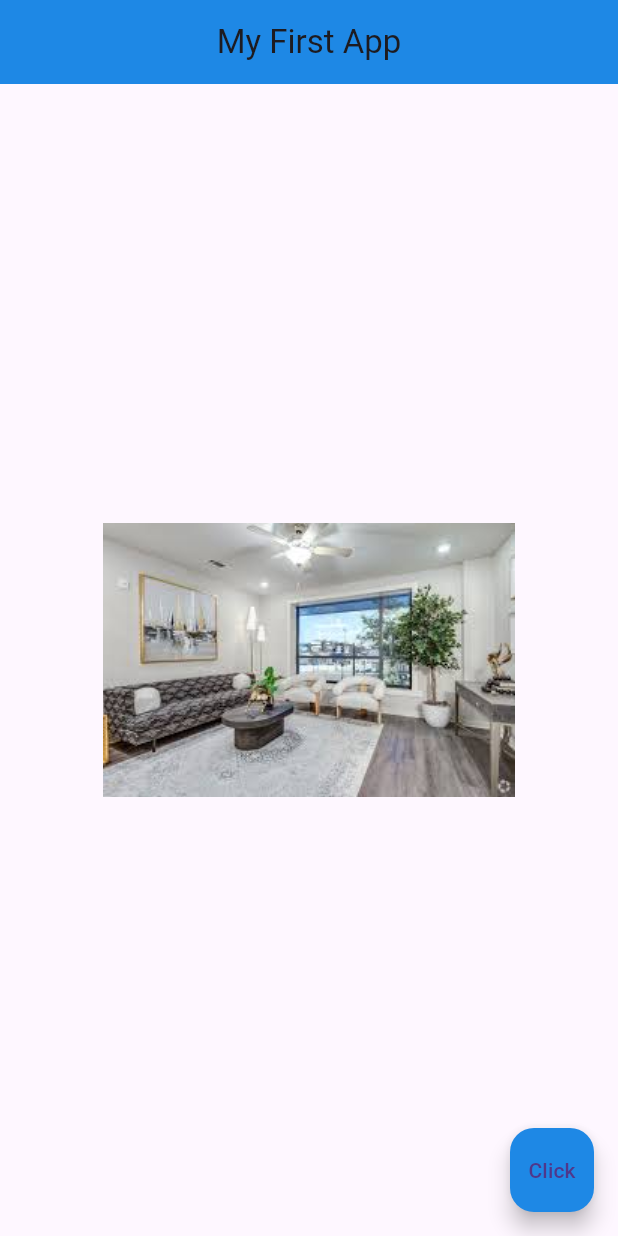
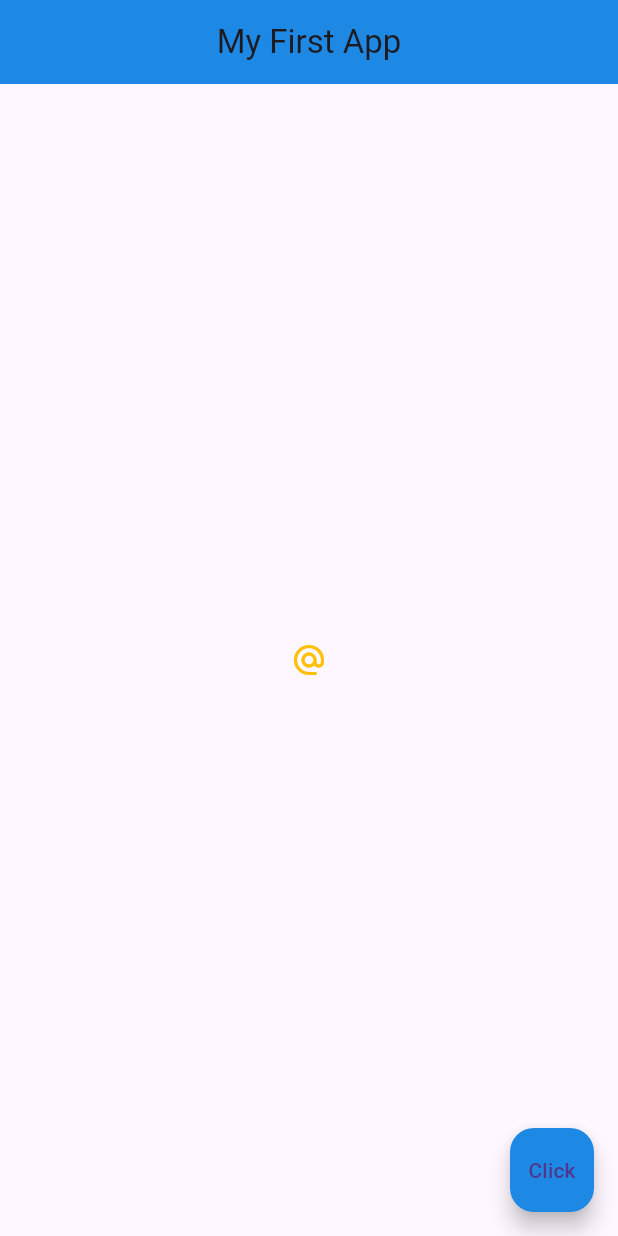
Before and after one commit to Y-elv/flutter_playground, a Flutter app: the screen it shows after launch, on a phone screen of 412 x 824 dp. Run offline on Flutter 3.47's test engine with Material 3 defaults, Android fonts, the phone set to English and light mode, and no system bars.

Commit message:
adding icons and buttons

```diff
--- a/lib/main.dart
+++ b/lib/main.dart
@@ -25,14 +25,63 @@ class Home extends StatelessWidget {
         //   ),
         //
         // ),
-        child:Image.asset('assets/test1.jpeg'
+
+
+        // child:Image.asset('assets/test1.jpeg'
             // Image.network('url'
         // Image(
           // image: NetworkImage('https://res.cloudinary.com/jerrick/image/upload/d_642250b563292b35f27461a7.png,f_jpg,fl_progressive,q_auto,w_1024/6419c87408ea69001e41be25.jpg'),
           // image: AssetImage('assets/test1.jpeg'),
 
+        // child:
+        // Icon(
+        //   Icons.airport_shuttle,
+        //   color: Colors.lightBlue,
+        //   size: 50.0,
+        //
+        // ),
+
+
+        // child: ElevatedButton(
+        //   onPressed: () {
+        //     print('You clicked me');
+        //   },
+        //   child: Text('Click me'),
+        //   style: ButtonStyle(
+        //     backgroundColor: MaterialStateProperty.resolveWith<Color>((states) {
+        //       if (states.contains(MaterialState.pressed)) {
+        //         return Colors.blue[800]!; // Color when hovered
+        //       }
+        //       return Colors.blue[600]!; // Default color
+        //     }),
+        //   ),
+        // ),
+
+        // child: ElevatedButton.icon(
+        //   onPressed: () {},
+        //   icon: Icon(Icons.mail),
+        //   label: Text('Mail me'),
+        //   style: ElevatedButton.styleFrom(
+        //     backgroundColor: Colors.amber, // Correct way to set button color
+        //   ),
+        // ),
+
+        child: IconButton(
+            onPressed:(){
+              print('You clicked me');
+            },
+            icon: Icon(Icons.alternate_email),
+            color: Colors.amber,
+
         )
+
+
+
+
+
+
       ),
+
       floatingActionButton: FloatingActionButton(
           onPressed: () {}, // Required, but does nothing
           child: Text('Click'),
```
